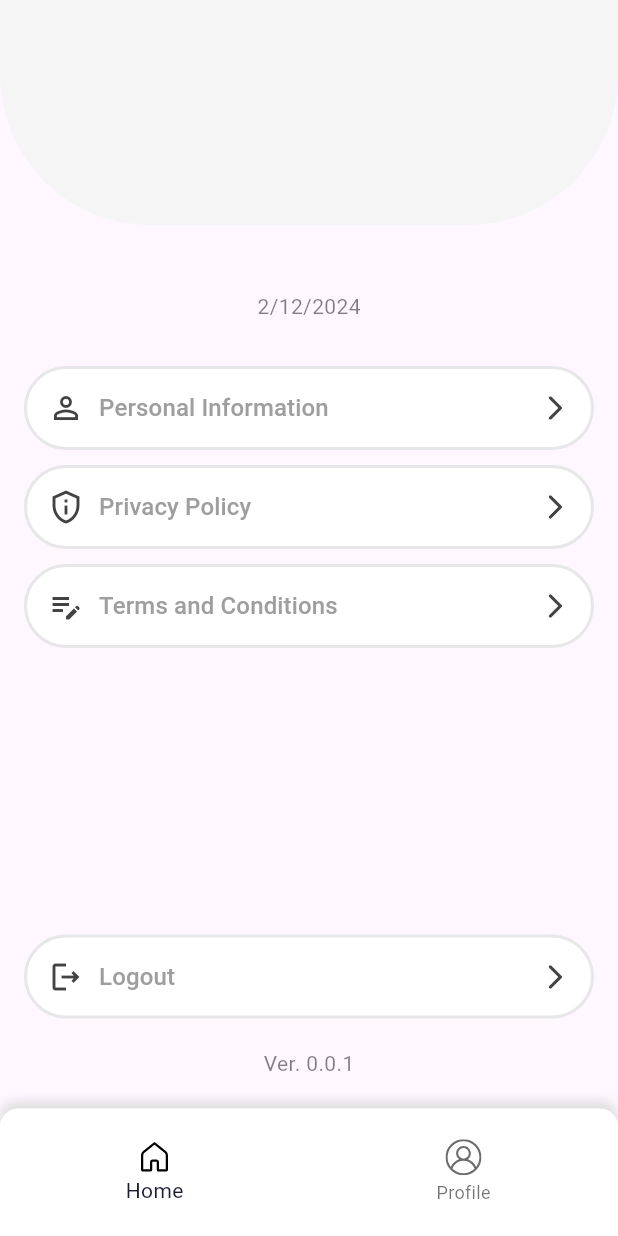
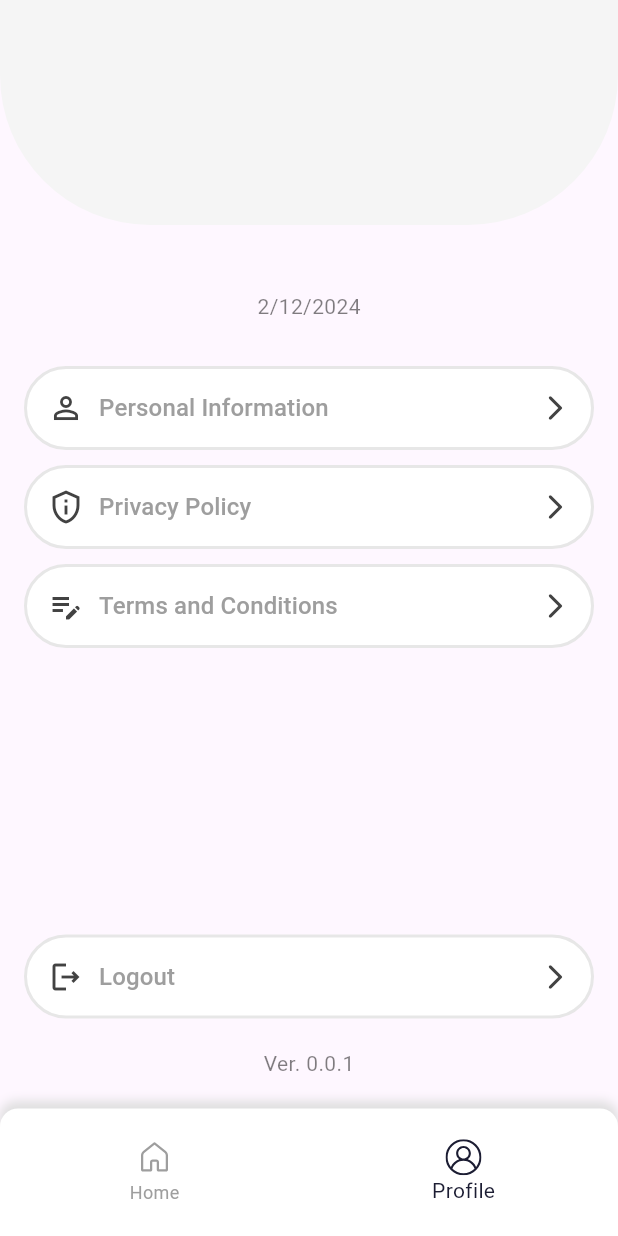
Before and after one commit to MuhannadAljabri/SpeakIQ, a Flutter app: the HomeNavigationScreen screen opened by its route, item 2 of the bottom bar chosen, on a phone screen of 412 x 824 dp. Run offline on Flutter 3.47's test engine with Material 3 defaults, Android fonts, the phone set to English and light mode, and no system bars; our stand-ins replace cached_network_image, file_picker, firebase_auth, firebase_core, firebase_database, firebase_storage and 4 more; missing offline and left inert: dart:ffi, flutter_downloader, open_file_plus; accounts and stored records are empty; Roboto replaces fonts that are missing (Poppins).

Commit message:
Update bottom navigation bar active icon color

```diff
--- a/lib/Screens/home_navigation_screen.dart
+++ b/lib/Screens/home_navigation_screen.dart
@@ -45,7 +45,8 @@ class HomeNavigationScreenState extends State<HomeNavigationScreen> {
           child: BottomNavigationBar(
             backgroundColor: Colors.transparent,
             selectedItemColor: ColorsReference.darkBlue,
-            selectedIconTheme: const IconThemeData(color: ColorsReference.darkBlue),
+            unselectedItemColor: Colors.grey,
+            currentIndex: _currentIndex,
             elevation:0.0,
             items: [
               BottomNavigationBarItem(
@@ -53,6 +54,9 @@ class HomeNavigationScreenState extends State<HomeNavigationScreen> {
                   'assets/home_icon.svg',
                   width: 24,
                   height: 24,
+                  color: _currentIndex == 0
+                      ? ColorsReference.darkBlue
+                      : Colors.grey,
                 ),
                 label: 'Home',
               ),
@@ -61,6 +65,9 @@ class HomeNavigationScreenState extends State<HomeNavigationScreen> {
                   'assets/profile_icon.svg',
                   width: 24,
                   height: 24,
+                  color: _currentIndex == 1
+                      ? ColorsReference.darkBlue
+                      : Colors.grey,
                 ),
                 label: 'Profile',
               ),
```
